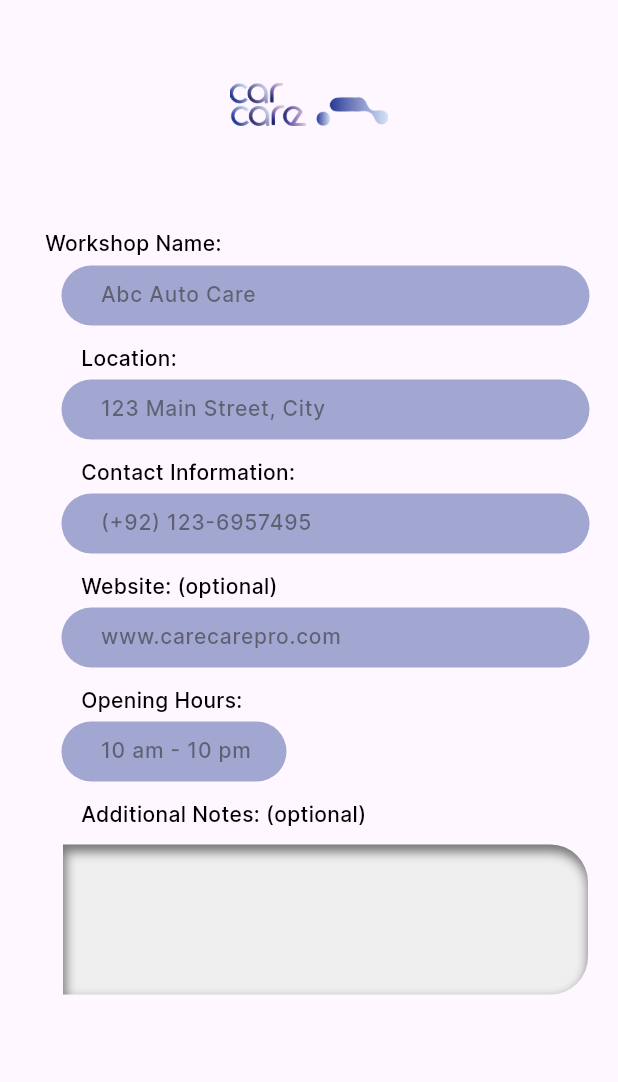
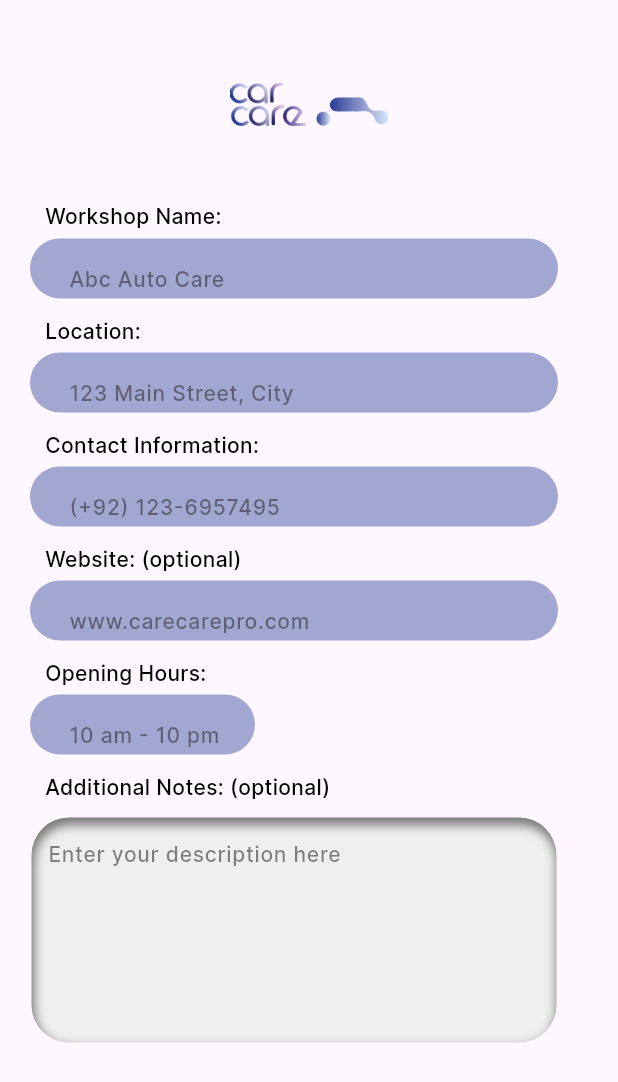
Before and after one commit to romanfarooq/final-year-project, a Flutter app: the screen it shows after launch, on a phone screen of 412 x 824 dp. Shown: the top 1082 px of the screen. Run offline on Flutter 3.47's test engine with Material 3 defaults, Android fonts, the phone set to English and light mode, and no system bars; our stand-ins replace flutter_inset_box_shadow, flutter_svg.

Commit message:
workshop_signup

```diff
--- a/lib/functions/figmaSpaceToPercentage.dart
+++ b/lib/functions/figmaSpaceToPercentage.dart
@@ -9,3 +9,14 @@ double figmaSpaceToPercentage(double figmaSpace, BuildContext context) {
   // Calculate the equivalent space in Flutter using MediaQuery
   return (MediaQuery.of(context).size.height * spacePercentage) / 100;
 }
+
+double figmaSpaceToPercentageWidth(double figmaSpace, BuildContext context) {
+  // Measure the width of the device screen
+  double screenWidth = MediaQuery.of(context).size.width;
+
+  // Calculate the percentage of the screen width occupied by the Figma space
+  double spacePercentageWidth = (figmaSpace / screenWidth) * 100;
+
+  // Calculate the equivalent space in Flutter using MediaQuery for width
+  return (MediaQuery.of(context).size.width * spacePercentageWidth) / 100;
+}
--- a/lib/screens/workshop_signup.dart
+++ b/lib/screens/workshop_signup.dart
@@ -19,6 +19,7 @@ class _WorkshopSignupState extends State<WorkshopSignup> {
   final TextEditingController _contactController = TextEditingController();
   final TextEditingController _websiteController = TextEditingController();
   final TextEditingController _openinghoursController = TextEditingController();
+  final TextEditingController _descriptionController = TextEditingController();
 
   @override
   Widget build(BuildContext context) {
@@ -28,7 +29,9 @@ class _WorkshopSignupState extends State<WorkshopSignup> {
 
     return Scaffold(
       body: SafeArea(
+        child: SingleChildScrollView(
           child: Column(
+            crossAxisAlignment: CrossAxisAlignment.start,
              children: [
                SizedBox(
                  height: figmaSpaceToPercentage(55, context),
@@ -42,12 +45,12 @@ class _WorkshopSignupState extends State<WorkshopSignup> {
                   ),
                ),
                SizedBox(
-             height:  figmaSpaceToPercentage(68, context),
+               height:  figmaSpaceToPercentage(50, context),
                ),
                Row(
                    children: [
                      SizedBox(
-                     width:  figmaSpaceToPercentage(30, context),
+                       width:  figmaSpaceToPercentageWidth(30, context),
                      ),
                      Container(
 
@@ -70,12 +73,12 @@ class _WorkshopSignupState extends State<WorkshopSignup> {
                Row(
                  children:[
                    SizedBox(
-                   width:  figmaSpaceToPercentage(41, context),
+                     width:  figmaSpaceToPercentageWidth(20, context),
                    ),
                    Container(
-                 width: figmaSpaceToPercentage(352, context),
+                   width: figmaSpaceToPercentageWidth(352, context),
                    height: figmaSpaceToPercentage(40, context),
-                 padding: EdgeInsets.only(left:figmaSpaceToPercentage(26, context),top:figmaSpaceToPercentage(10, context),bottom: figmaSpaceToPercentage(11, context)),
+                   padding: EdgeInsets.only(left:figmaSpaceToPercentageWidth(26, context),top:figmaSpaceToPercentage(10, context)),
 
                    decoration: BoxDecoration(
                      color:  Color.fromRGBO(66, 84, 164, 0.49),
@@ -118,7 +121,7 @@ class _WorkshopSignupState extends State<WorkshopSignup> {
                Row(
                    children: [
                      SizedBox(
-                     width:  figmaSpaceToPercentage(54, context),
+                       width:  figmaSpaceToPercentageWidth(30, context),
                      ),
                      Container(
 
@@ -140,12 +143,12 @@ class _WorkshopSignupState extends State<WorkshopSignup> {
                Row(
                    children:[
                      SizedBox(
-                     width:  figmaSpaceToPercentage(41, context),
+                       width:  figmaSpaceToPercentageWidth(20, context),
                      ),
                      Container(
-                     width: figmaSpaceToPercentage(352, context),
+                       width: figmaSpaceToPercentageWidth(352, context),
                        height: figmaSpaceToPercentage(40, context),
-                     padding: EdgeInsets.only(left:figmaSpaceToPercentage(26, context),top:figmaSpaceToPercentage(10, context),bottom: figmaSpaceToPercentage(11, context)),
+                       padding: EdgeInsets.only(left:figmaSpaceToPercentage(26, context),top:figmaSpaceToPercentage(10, context)),
 
                        decoration: BoxDecoration(
                          color:  Color.fromRGBO(66, 84, 164, 0.49),
@@ -189,7 +192,7 @@ class _WorkshopSignupState extends State<WorkshopSignup> {
                Row(
                    children: [
                      SizedBox(
-                     width:  figmaSpaceToPercentage(54, context),
+                       width:  figmaSpaceToPercentageWidth(30, context),
                      ),
                      Container(
 
@@ -213,12 +216,12 @@ class _WorkshopSignupState extends State<WorkshopSignup> {
                Row(
                    children:[
                      SizedBox(
-                     width:  figmaSpaceToPercentage(41, context),
+                       width:  figmaSpaceToPercentageWidth(20, context),
                      ),
                      Container(
-                     width: figmaSpaceToPercentage(352, context),
+                       width: figmaSpaceToPercentageWidth(352, context),
                        height: figmaSpaceToPercentage(40, context),
-                     padding: EdgeInsets.only(left:figmaSpaceToPercentage(26, context),top:figmaSpaceToPercentage(10, context),bottom: figmaSpaceToPercentage(11, context)),
+                       padding: EdgeInsets.only(left:figmaSpaceToPercentage(26, context),top:figmaSpaceToPercentage(10, context)),
 
                        decoration: BoxDecoration(
                          color:  Color.fromRGBO(66, 84, 164, 0.49),
@@ -262,7 +265,7 @@ class _WorkshopSignupState extends State<WorkshopSignup> {
                Row(
                    children: [
                      SizedBox(
-                     width:  figmaSpaceToPercentage(54, context),
+                       width:  figmaSpaceToPercentageWidth(30, context),
                      ),
                      Container(
 
@@ -285,12 +288,12 @@ class _WorkshopSignupState extends State<WorkshopSignup> {
                Row(
                    children:[
                      SizedBox(
-                     width:  figmaSpaceToPercentage(41, context),
+                       width:  figmaSpaceToPercentageWidth(20, context),
                      ),
                      Container(
-                     width: figmaSpaceToPercentage(352, context),
+                       width: figmaSpaceToPercentageWidth(352, context),
                        height: figmaSpaceToPercentage(40, context),
-                     padding: EdgeInsets.only(left:figmaSpaceToPercentage(26, context),top:figmaSpaceToPercentage(10, context),bottom: figmaSpaceToPercentage(11, context)),
+                       padding: EdgeInsets.only(left:figmaSpaceToPercentage(26, context),top:figmaSpaceToPercentage(10, context)),
 
                        decoration: BoxDecoration(
                          color:  Color.fromRGBO(66, 84, 164, 0.49),
@@ -334,7 +337,7 @@ class _WorkshopSignupState extends State<WorkshopSignup> {
                Row(
                    children: [
                      SizedBox(
-                     width:  figmaSpaceToPercentage(54, context),
+                       width:  figmaSpaceToPercentageWidth(30, context),
                      ),
                      Container(
 
@@ -358,12 +361,12 @@ class _WorkshopSignupState extends State<WorkshopSignup> {
                Row(
                    children:[
                      SizedBox(
-                     width:  figmaSpaceToPercentage(41, context),
+                       width:  figmaSpaceToPercentageWidth(20, context),
                      ),
                      Container(
-                     width: figmaSpaceToPercentage(150, context),
+                       width: figmaSpaceToPercentageWidth(150, context),
                        height: figmaSpaceToPercentage(40, context),
-                     padding: EdgeInsets.only(left:figmaSpaceToPercentage(26, context),top:figmaSpaceToPercentage(10, context),bottom: figmaSpaceToPercentage(11, context)),
+                       padding: EdgeInsets.only(left:figmaSpaceToPercentage(26, context),top:figmaSpaceToPercentage(10, context)),
 
                        decoration: BoxDecoration(
                          color:  Color.fromRGBO(66, 84, 164, 0.49),
@@ -407,7 +410,7 @@ class _WorkshopSignupState extends State<WorkshopSignup> {
                Row(
                    children: [
                      SizedBox(
-                     width:  figmaSpaceToPercentage(54, context),
+                       width:  figmaSpaceToPercentageWidth(30, context),
                      ),
                      Container(
 
@@ -429,11 +432,11 @@ class _WorkshopSignupState extends State<WorkshopSignup> {
                    Row(
                      children: [
                        SizedBox(
-                       width:  figmaSpaceToPercentage(41, context),
+                         width:  figmaSpaceToPercentageWidth(20, context),
                        ),
                        Container(
-               width: 350,
-               height: 100,
+                         width: figmaSpaceToPercentageWidth(350, context),
+                         height: 150,
                          padding: EdgeInsets.only(left: 1),
                          margin: EdgeInsets.only(left: 1),
                          decoration: BoxDecoration(
@@ -441,7 +444,8 @@ class _WorkshopSignupState extends State<WorkshopSignup> {
                            borderRadius: const BorderRadius.only(
                              topRight: Radius.circular(25),
                              bottomRight: Radius.circular(25),
-
+                             topLeft: Radius.circular(25),
+                             bottomLeft: Radius.circular(25),
                            ),
                            boxShadow: [
                              BoxShadow(
@@ -453,17 +457,43 @@ class _WorkshopSignupState extends State<WorkshopSignup> {
                              ),
                            ],
                          ),
+                         child: TextField(
+                           controller: _descriptionController,
+                           maxLines: null, // Allow multiple lines of text
+                           keyboardType: TextInputType.multiline, // Allow multiline input
+                           decoration: InputDecoration(
+                             hintText: "Enter your description here",
+                             hintStyle: TextStyle(
+                               color: Color.fromRGBO(50, 50, 50, 0.6),
+                               fontSize: figmaSpaceToPercentage(14, context),
+                               fontFamily: 'Inter',
+                               fontWeight: FontWeight.w500,
                              ),
-             SizedBox(
-               height: 10,
+                             contentPadding: EdgeInsets.all(10), // Add padding to the hint text
+                             border: InputBorder.none,
+                           ),
+                           style: TextStyle(
+                             color: Color.fromRGBO(0, 0, 0, 1),
+                             fontSize: figmaSpaceToPercentage(14, context),
+                             fontFamily: 'Inter',
+                             fontWeight: FontWeight.w500,
+                           ),
+                           textInputAction: TextInputAction.done,
+                         ),
+                       ),
 
-             ),
+
+                       // SizedBox(
+               //   height: 10,
+               //
+               // ),
                      ],
                    )
              ],
 
           ),
         ),
+      ),
     );
   }
 }
```
Lines whose indentation alone changed are shown as unchanged.
